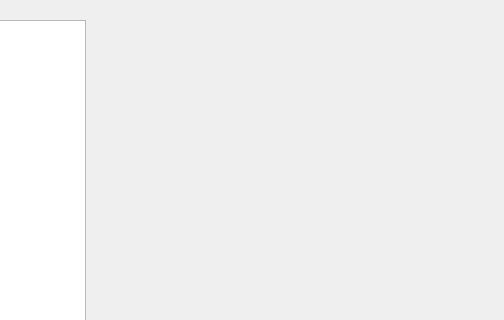
Above: up_load.ui from Harleyhua/monitor_mi_info before the change; both pictures show x 615 to 1119 and y 0 to 320 of the 1119 by 677 pixel window. Below: the same form after it.
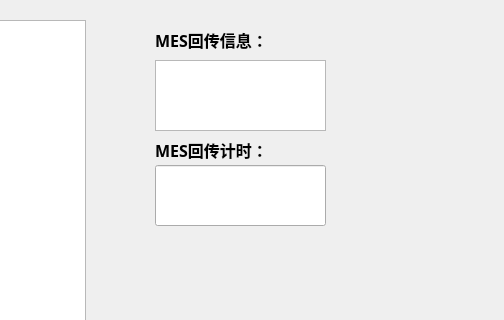
That is the form after the change.

Diff of the .ui file:
```diff
--- a/up_load.ui
+++ b/up_load.ui
@@ -162,6 +162,73 @@
     </font>
    </property>
   </widget>
+  <widget class="QLabel" name="label_25">
+   <property name="geometry">
+    <rect>
+     <x>770</x>
+     <y>30</y>
+     <width>121</width>
+     <height>19</height>
+    </rect>
+   </property>
+   <property name="font">
+    <font>
+     <family>Microsoft Tai Le</family>
+     <pointsize>12</pointsize>
+     <bold>true</bold>
+    </font>
+   </property>
+   <property name="text">
+    <string>MES回传信息：</string>
+   </property>
+  </widget>
+  <widget class="QLineEdit" name="reply_Edit_2">
+   <property name="geometry">
+    <rect>
+     <x>770</x>
+     <y>165</y>
+     <width>171</width>
+     <height>61</height>
+    </rect>
+   </property>
+   <property name="font">
+    <font>
+     <family>Microsoft Tai Le</family>
+     <pointsize>12</pointsize>
+     <bold>false</bold>
+    </font>
+   </property>
+  </widget>
+  <widget class="QLabel" name="label_26">
+   <property name="geometry">
+    <rect>
+     <x>770</x>
+     <y>140</y>
+     <width>121</width>
+     <height>19</height>
+    </rect>
+   </property>
+   <property name="font">
+    <font>
+     <family>Microsoft Tai Le</family>
+     <pointsize>12</pointsize>
+     <bold>true</bold>
+    </font>
+   </property>
+   <property name="text">
+    <string>MES回传计时：</string>
+   </property>
+  </widget>
+  <widget class="QTextEdit" name="reply_Edit">
+   <property name="geometry">
+    <rect>
+     <x>770</x>
+     <y>60</y>
+     <width>171</width>
+     <height>71</height>
+    </rect>
+   </property>
+  </widget>
  </widget>
  <resources/>
  <connections/>
```
